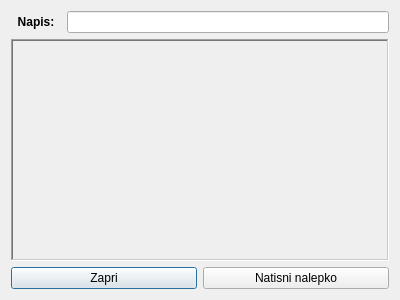
Old version of the form novanalepka.ui in the repository nejcSedo/PrintNalepk.
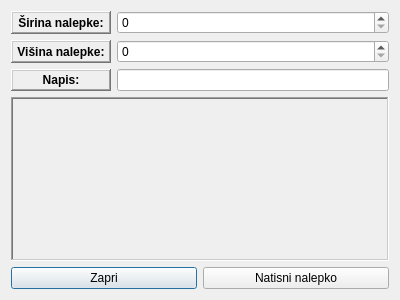
New version of the form.

Patch:
```diff
--- a/novanalepka.ui
+++ b/novanalepka.ui
@@ -14,7 +14,133 @@
    <string>Dialog</string>
   </property>
   <layout class="QGridLayout" name="gridLayout">
+   <item row="0" column="0">
+    <layout class="QHBoxLayout" name="horizontalLayout_4">
+     <item>
+      <widget class="QLabel" name="label">
+       <property name="minimumSize">
+        <size>
+         <width>100</width>
+         <height>0</height>
+        </size>
+       </property>
+       <property name="maximumSize">
+        <size>
+         <width>80</width>
+         <height>16777215</height>
+        </size>
+       </property>
+       <property name="font">
+        <font>
+         <weight>75</weight>
+         <bold>true</bold>
+        </font>
+       </property>
+       <property name="frameShape">
+        <enum>QFrame::WinPanel</enum>
+       </property>
+       <property name="frameShadow">
+        <enum>QFrame::Raised</enum>
+       </property>
+       <property name="text">
+        <string>Širina nalepke:</string>
+       </property>
+       <property name="alignment">
+        <set>Qt::AlignCenter</set>
+       </property>
+       <property name="buddy">
+        <cstring>spinBox_sirinaNalepke</cstring>
+       </property>
+      </widget>
+     </item>
+     <item>
+      <widget class="QSpinBox" name="spinBox_sirinaNalepke"/>
+     </item>
+    </layout>
+   </item>
    <item row="1" column="0">
+    <layout class="QHBoxLayout" name="horizontalLayout_3">
+     <item>
+      <widget class="QLabel" name="label_2">
+       <property name="minimumSize">
+        <size>
+         <width>100</width>
+         <height>0</height>
+        </size>
+       </property>
+       <property name="maximumSize">
+        <size>
+         <width>80</width>
+         <height>16777215</height>
+        </size>
+       </property>
+       <property name="font">
+        <font>
+         <weight>75</weight>
+         <bold>true</bold>
+        </font>
+       </property>
+       <property name="frameShape">
+        <enum>QFrame::WinPanel</enum>
+       </property>
+       <property name="frameShadow">
+        <enum>QFrame::Raised</enum>
+       </property>
+       <property name="text">
+        <string>Višina nalepke:</string>
+       </property>
+       <property name="alignment">
+        <set>Qt::AlignCenter</set>
+       </property>
+       <property name="buddy">
+        <cstring>spinBox_visinaNalepke</cstring>
+       </property>
+      </widget>
+     </item>
+     <item>
+      <widget class="QSpinBox" name="spinBox_visinaNalepke"/>
+     </item>
+    </layout>
+   </item>
+   <item row="2" column="0">
+    <layout class="QHBoxLayout" name="horizontalLayout">
+     <item>
+      <widget class="QLabel" name="label_napis">
+       <property name="minimumSize">
+        <size>
+         <width>100</width>
+         <height>0</height>
+        </size>
+       </property>
+       <property name="font">
+        <font>
+         <weight>75</weight>
+         <bold>true</bold>
+        </font>
+       </property>
+       <property name="frameShape">
+        <enum>QFrame::WinPanel</enum>
+       </property>
+       <property name="frameShadow">
+        <enum>QFrame::Raised</enum>
+       </property>
+       <property name="text">
+        <string>Napis:</string>
+       </property>
+       <property name="alignment">
+        <set>Qt::AlignCenter</set>
+       </property>
+       <property name="buddy">
+        <cstring>lineEdit_napis</cstring>
+       </property>
+      </widget>
+     </item>
+     <item>
+      <widget class="QLineEdit" name="lineEdit_napis"/>
+     </item>
+    </layout>
+   </item>
+   <item row="3" column="0">
     <widget class="QLabel" name="label_qrcode">
      <property name="sizePolicy">
       <sizepolicy hsizetype="Preferred" vsizetype="MinimumExpanding">
@@ -44,36 +170,7 @@
      </property>
     </widget>
    </item>
-   <item row="0" column="0">
-    <layout class="QHBoxLayout" name="horizontalLayout">
-     <item>
-      <widget class="QLabel" name="label_napis">
-       <property name="minimumSize">
-        <size>
-         <width>50</width>
-         <height>0</height>
-        </size>
-       </property>
-       <property name="font">
-        <font>
-         <weight>75</weight>
-         <bold>true</bold>
-        </font>
-       </property>
-       <property name="text">
-        <string>Napis:</string>
-       </property>
-       <property name="alignment">
-        <set>Qt::AlignCenter</set>
-       </property>
-      </widget>
-     </item>
-     <item>
-      <widget class="QLineEdit" name="lineEdit_napis"/>
-     </item>
-    </layout>
-   </item>
-   <item row="2" column="0">
+   <item row="4" column="0">
     <layout class="QHBoxLayout" name="horizontalLayout_2">
      <item>
       <widget class="QPushButton" name="pushButton_close">
```
